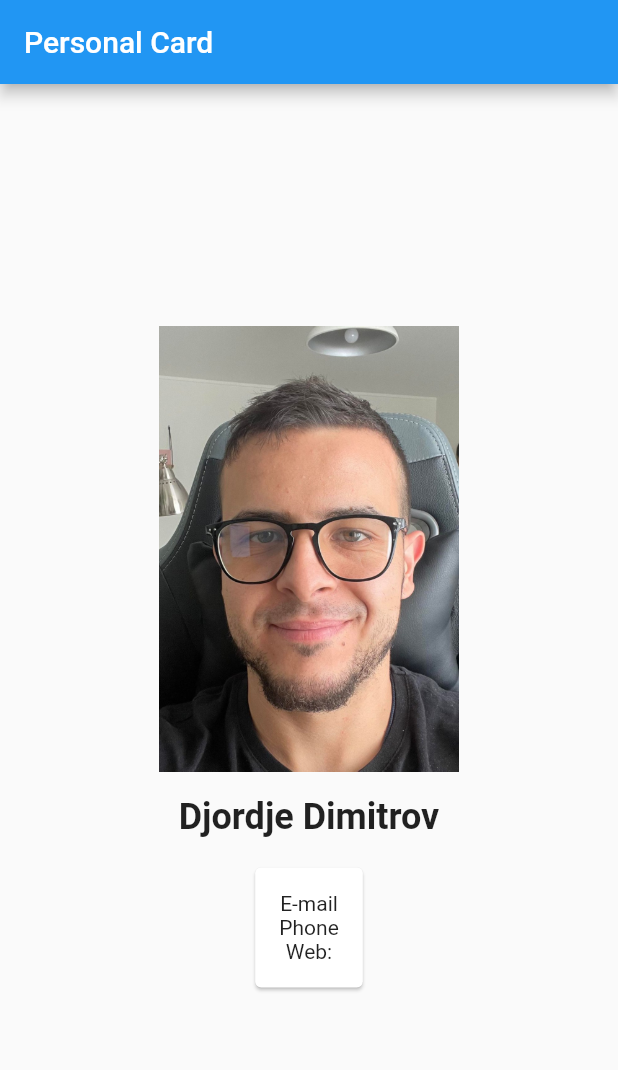
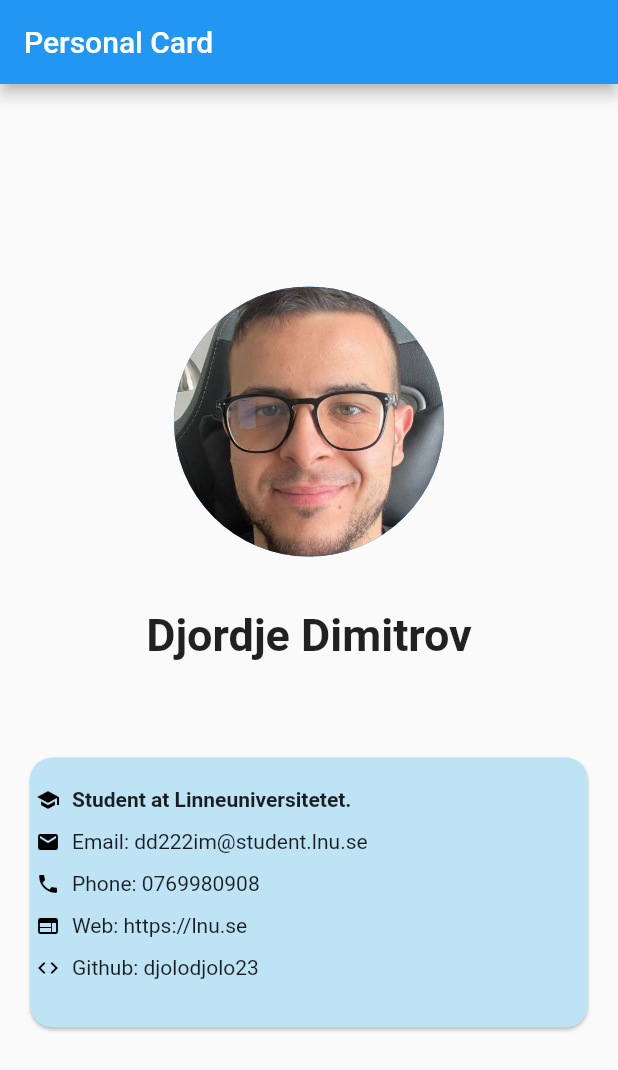
Before and after one commit to djolodjolo23/flutter_assignment_1, a Flutter app: the screen it shows after launch, on a phone screen of 412 x 824 dp. Shown: the top 1070 px of the screen. Run offline on Flutter 3.47's test engine with Material 2 defaults, Android fonts, the phone set to English and light mode, and no system bars; our stand-ins replace google_fonts; Roboto replaces fonts that are missing (Sacramento).

Commit message:
Finished the personal card, needs some polishing .

```diff
--- /dev/null
+++ b/lib/helper.dart
@@ -0,0 +1,25 @@
+import 'package:flutter/material.dart';
+
+Widget buildIconRow(IconData icon, String text, {bool isBold = false}) {
+  return Padding(
+    padding: const EdgeInsets.only(bottom: 12.0),
+    child: Padding(
+      padding: const EdgeInsets.only(right: 120),
+      child: Row(
+        children: [
+          Icon(
+            icon,
+            size: 16.0,
+            color: Colors.black,
+          ),
+          const SizedBox(
+            width: 8.0,
+          ),
+          Text(text,
+              style: TextStyle(
+                  fontWeight: isBold ? FontWeight.bold : FontWeight.normal))
+        ],
+      ),
+    ),
+  );
+}
--- a/lib/main.dart
+++ b/lib/main.dart
@@ -1,4 +1,6 @@
 import 'package:flutter/material.dart';
+import 'package:google_fonts/google_fonts.dart';
+import 'helper.dart';
 
 void main() {
   runApp(const MainApp());
@@ -26,32 +28,52 @@ class LayoutPage extends StatelessWidget {
       appBar: AppBar(
         title: const Text('Personal Card'),
       ),
-      body: const Align(
-        alignment: Alignment.bottomCenter,
+      body: Align(
+        alignment: Alignment.center,
         child: Padding(
-          padding: EdgeInsets.all(16.0),
+          padding: const EdgeInsets.all(16.0),
           child: Column(
             mainAxisAlignment: MainAxisAlignment.center,
             crossAxisAlignment: CrossAxisAlignment.center,
             children: [
-              Image(
-                image: AssetImage('images/profile pic.png'),
-                width: 200.0,
+              const CircleAvatar(
+                backgroundImage: AssetImage('images/profile pic.png'),
+                radius: 90.0,
               ),
-              SizedBox(height: 16.0),
-              Text(
-                'Djordje Dimitrov',
-                style: TextStyle(
-                  fontSize: 24.0,
-                  fontWeight: FontWeight.bold,
+              const SizedBox(height: 20.0),
+              Padding(
+                padding: const EdgeInsets.only(top: 15.0),
+                child: Text(
+                  'Djordje Dimitrov',
+                  style: GoogleFonts.sacramento(
+                    fontSize: 30.0,
+                    fontWeight: FontWeight.bold,
+                  ),
                 ),
               ),
-              SizedBox(height: 16.0),
-              Card(
-                child: Padding(
-                  padding: EdgeInsets.all(16.0),
-                  child: Column(
-                    children: [Text('E-mail'), Text('Phone'), Text('Web:')],
+              Padding(
+                padding: const EdgeInsets.only(top: 60.0),
+                child: Card(
+                  shape: RoundedRectangleBorder(
+                    borderRadius: BorderRadius.circular(15.0),
+                  ),
+                  color: const Color.fromARGB(255, 189, 227, 245),
+                  child: Padding(
+                    padding:
+                        const EdgeInsets.symmetric(horizontal: 4, vertical: 20),
+                    child: Column(
+                      crossAxisAlignment: CrossAxisAlignment.start,
+                      children: [
+                        buildIconRow(
+                            Icons.school, 'Student at Linneuniversitetet.',
+                            isBold: true),
+                        buildIconRow(
+                            Icons.email, 'Email: dd222im@student.lnu.se'),
+                        buildIconRow(Icons.phone, 'Phone: 0769980908'),
+                        buildIconRow(Icons.web, 'Web: https://lnu.se'),
+                        buildIconRow(Icons.code, 'Github: djolodjolo23')
+                      ],
+                    ),
                   ),
                 ),
               ),
--- a/pubspec.yaml
+++ b/pubspec.yaml
@@ -14,6 +14,8 @@ flutter:
 dependencies:
   flutter:
     sdk: flutter
+  cupertino_icons: ^1.0.2
+  google_fonts: ^5.0.0
 
 dev_dependencies:
   flutter_test:
```
